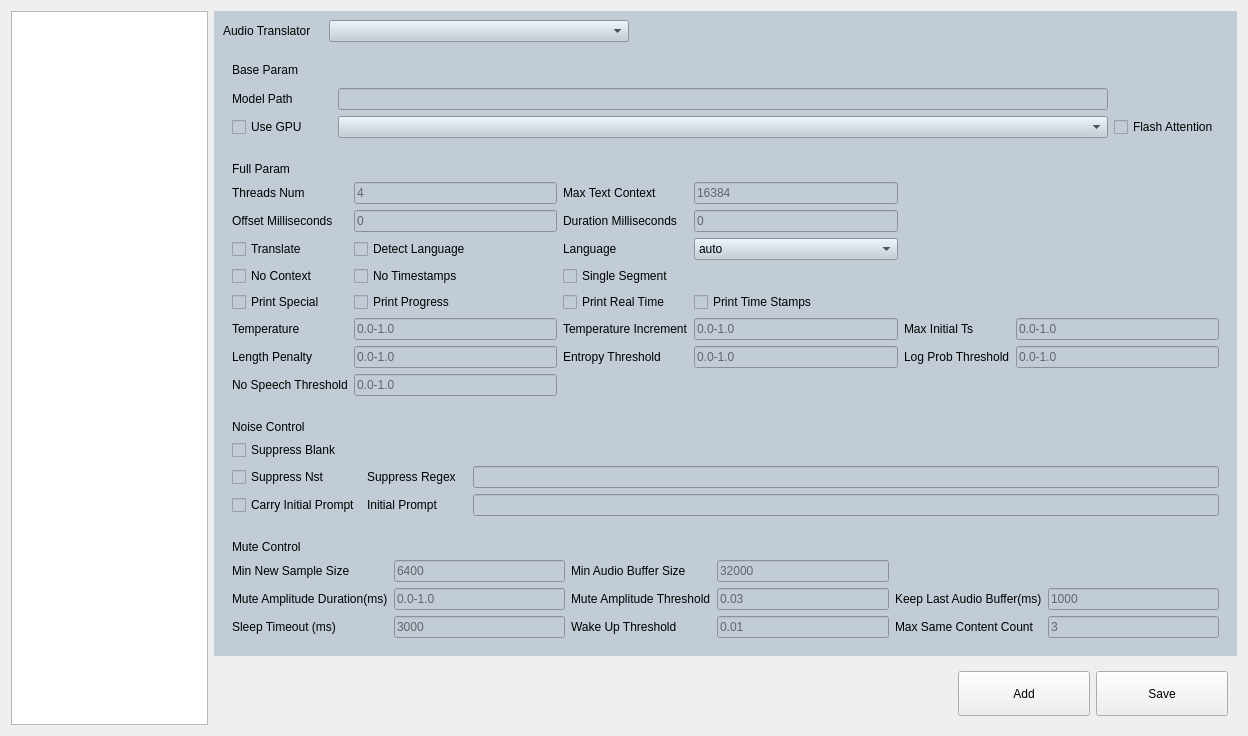
Above: src/setting_page/SettingPageHardware.ui from hanjingo/rag-qt before the change. Below: the same form after it.
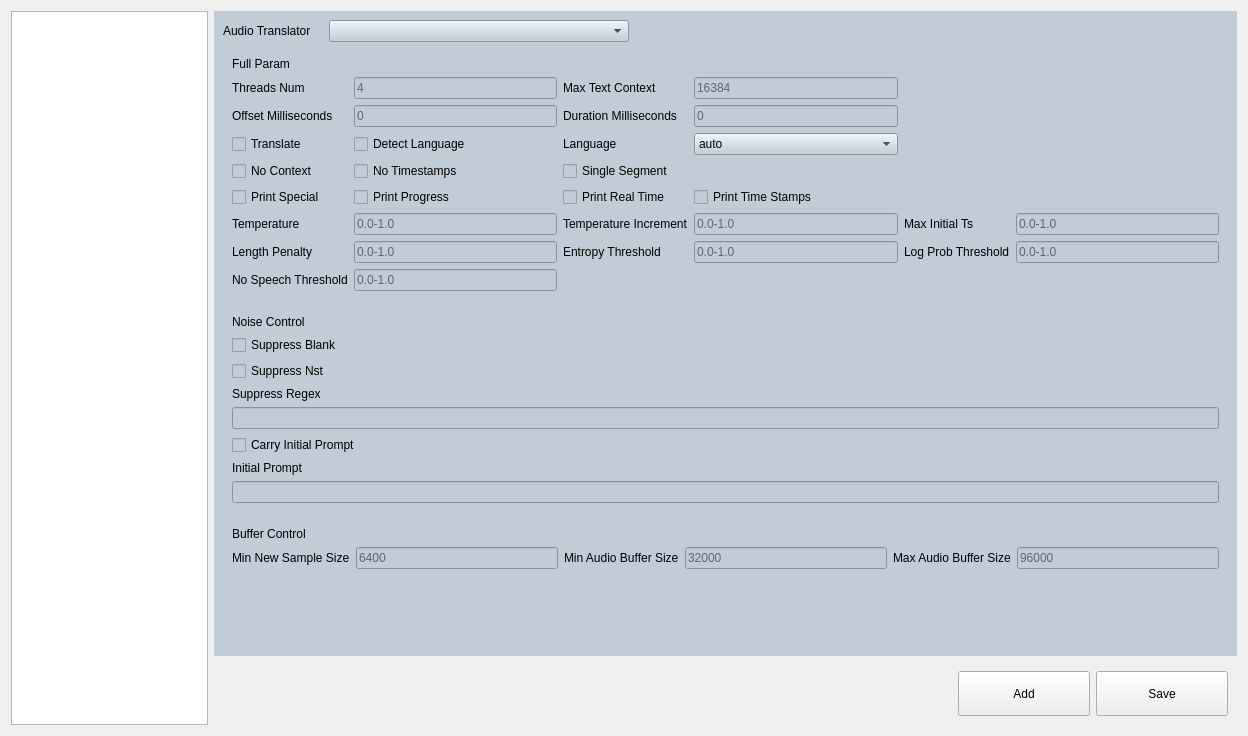
That is the form after the change.

Commit message: add audio config

Patch:
```diff
--- a/src/setting_page/SettingPageHardware.ui
+++ b/src/setting_page/SettingPageHardware.ui
@@ -106,86 +106,6 @@
               </item>
              </layout>
             </item>
-            <item>
-             <widget class="QWidget" name="wgtBaseParam" native="true">
-              <property name="styleSheet">
-               <string notr="true">background-color:#C1CCD6;</string>
-              </property>
-              <layout class="QGridLayout" name="gridLayout">
-               <item row="1" column="0">
-                <widget class="QLabel" name="lblModelPath">
-                 <property name="minimumSize">
-                  <size>
-                   <width>100</width>
-                   <height>0</height>
-                  </size>
-                 </property>
-                 <property name="font">
-                  <font>
-                   <italic>false</italic>
-                   <bold>false</bold>
-                  </font>
-                 </property>
-                 <property name="text">
-                  <string>Model Path</string>
-                 </property>
-                </widget>
-               </item>
-               <item row="1" column="3">
-                <widget class="QLineEdit" name="editModelPath">
-                 <property name="font">
-                  <font>
-                   <italic>false</italic>
-                   <bold>false</bold>
-                  </font>
-                 </property>
-                 <property name="text">
-                  <string/>
-                 </property>
-                 <property name="placeholderText">
-                  <string/>
-                 </property>
-                </widget>
-               </item>
-               <item row="0" column="0">
-                <widget class="QLabel" name="lblBaseParamTitle">
-                 <property name="minimumSize">
-                  <size>
-                   <width>100</width>
-                   <height>0</height>
-                  </size>
-                 </property>
-                 <property name="font">
-                  <font>
-                   <italic>false</italic>
-                   <bold>false</bold>
-                  </font>
-                 </property>
-                 <property name="text">
-                  <string>Base Param</string>
-                 </property>
-                </widget>
-               </item>
-               <item row="3" column="0">
-                <widget class="QCheckBox" name="ckUseGPU">
-                 <property name="text">
-                  <string>Use GPU</string>
-                 </property>
-                </widget>
-               </item>
-               <item row="3" column="3">
-                <widget class="QComboBox" name="comboAudioTranslatorGPU"/>
-               </item>
-               <item row="3" column="4">
-                <widget class="QCheckBox" name="ckFlashAttention">
-                 <property name="text">
-                  <string>Flash Attention</string>
-                 </property>
-                </widget>
-               </item>
-              </layout>
-             </widget>
-            </item>
             <item>
              <widget class="QWidget" name="wgtFullParam" native="true">
               <property name="styleSheet">
@@ -715,6 +635,25 @@
                <string notr="true">background-color:#C1CCD6;</string>
               </property>
               <layout class="QGridLayout" name="gridLayout_6">
+               <item row="4" column="0">
+                <widget class="QLabel" name="lblSuppressRegex">
+                 <property name="minimumSize">
+                  <size>
+                   <width>100</width>
+                   <height>0</height>
+                  </size>
+                 </property>
+                 <property name="font">
+                  <font>
+                   <italic>false</italic>
+                   <bold>false</bold>
+                  </font>
+                 </property>
+                 <property name="text">
+                  <string>Suppress Regex</string>
+                 </property>
+                </widget>
+               </item>
                <item row="1" column="0">
                 <widget class="QCheckBox" name="ckSuppressBlank">
                  <property name="text">
@@ -722,26 +661,7 @@
                  </property>
                 </widget>
                </item>
-               <item row="0" column="0">
-                <widget class="QLabel" name="lblNoiseControlTitle">
-                 <property name="minimumSize">
-                  <size>
-                   <width>100</width>
-                   <height>0</height>
-                  </size>
-                 </property>
-                 <property name="font">
-                  <font>
-                   <italic>false</italic>
-                   <bold>false</bold>
-                  </font>
-                 </property>
-                 <property name="text">
-                  <string>Noise Control</string>
-                 </property>
-                </widget>
-               </item>
-               <item row="2" column="3">
+               <item row="5" column="0">
                 <widget class="QLineEdit" name="editSuppressRegex">
                  <property name="font">
                   <font>
@@ -757,7 +677,7 @@
                  </property>
                 </widget>
                </item>
-               <item row="3" column="1">
+               <item row="7" column="0">
                 <widget class="QLabel" name="lblInitPrompt">
                  <property name="minimumSize">
                   <size>
@@ -776,7 +696,26 @@
                  </property>
                 </widget>
                </item>
-               <item row="3" column="3">
+               <item row="0" column="0">
+                <widget class="QLabel" name="lblNoiseControlTitle">
+                 <property name="minimumSize">
+                  <size>
+                   <width>100</width>
+                   <height>0</height>
+                  </size>
+                 </property>
+                 <property name="font">
+                  <font>
+                   <italic>false</italic>
+                   <bold>false</bold>
+                  </font>
+                 </property>
+                 <property name="text">
+                  <string>Noise Control</string>
+                 </property>
+                </widget>
+               </item>
+               <item row="8" column="0">
                 <widget class="QLineEdit" name="editInitPrompt">
                  <property name="font">
                   <font>
@@ -792,39 +731,20 @@
                  </property>
                 </widget>
                </item>
-               <item row="2" column="1">
-                <widget class="QLabel" name="lblSuppressRegex">
-                 <property name="minimumSize">
-                  <size>
-                   <width>100</width>
-                   <height>0</height>
-                  </size>
-                 </property>
-                 <property name="font">
-                  <font>
-                   <italic>false</italic>
-                   <bold>false</bold>
-                  </font>
-                 </property>
-                 <property name="text">
-                  <string>Suppress Regex</string>
-                 </property>
-                </widget>
-               </item>
-               <item row="2" column="0">
-                <widget class="QCheckBox" name="ckSuppressNst">
-                 <property name="text">
-                  <string>Suppress Nst</string>
-                 </property>
-                </widget>
-               </item>
-               <item row="3" column="0">
+               <item row="6" column="0">
                 <widget class="QCheckBox" name="ckCarryInitPrompt">
                  <property name="text">
                   <string>Carry Initial Prompt</string>
                  </property>
                 </widget>
                </item>
+               <item row="2" column="0">
+                <widget class="QCheckBox" name="ckSuppressNst">
+                 <property name="text">
+                  <string>Suppress Nst</string>
+                 </property>
+                </widget>
+               </item>
               </layout>
              </widget>
             </item>
@@ -834,95 +754,6 @@
                <string notr="true">background-color:#C1CCD6;</string>
               </property>
               <layout class="QGridLayout" name="gridLayout_5">
-               <item row="2" column="1">
-                <widget class="QLineEdit" name="editMuteAmplitudeDur">
-                 <property name="font">
-                  <font>
-                   <italic>false</italic>
-                   <bold>false</bold>
-                  </font>
-                 </property>
-                 <property name="text">
-                  <string/>
-                 </property>
-                 <property name="placeholderText">
-                  <string>0.0-1.0</string>
-                 </property>
-                </widget>
-               </item>
-               <item row="2" column="0">
-                <widget class="QLabel" name="lblMuteAmplitudeDur">
-                 <property name="minimumSize">
-                  <size>
-                   <width>100</width>
-                   <height>0</height>
-                  </size>
-                 </property>
-                 <property name="font">
-                  <font>
-                   <italic>false</italic>
-                   <bold>false</bold>
-                  </font>
-                 </property>
-                 <property name="text">
-                  <string>Mute Amplitude Duration(ms)</string>
-                 </property>
-                </widget>
-               </item>
-               <item row="2" column="4">
-                <widget class="QLabel" name="lblKeepLastAudioBuffer">
-                 <property name="minimumSize">
-                  <size>
-                   <width>100</width>
-                   <height>0</height>
-                  </size>
-                 </property>
-                 <property name="font">
-                  <font>
-                   <italic>false</italic>
-                   <bold>false</bold>
-                  </font>
-                 </property>
-                 <property name="text">
-                  <string>Keep Last Audio Buffer(ms)</string>
-                 </property>
-                </widget>
-               </item>
-               <item row="4" column="3">
-                <widget class="QLineEdit" name="editWakeupThreshold">
-                 <property name="font">
-                  <font>
-                   <italic>false</italic>
-                   <bold>false</bold>
-                  </font>
-                 </property>
-                 <property name="text">
-                  <string/>
-                 </property>
-                 <property name="placeholderText">
-                  <string>0.01</string>
-                 </property>
-                </widget>
-               </item>
-               <item row="4" column="2">
-                <widget class="QLabel" name="lblWakeupThreshold">
-                 <property name="minimumSize">
-                  <size>
-                   <width>100</width>
-                   <height>0</height>
-                  </size>
-                 </property>
-                 <property name="font">
-                  <font>
-                   <italic>false</italic>
-                   <bold>false</bold>
-                  </font>
-                 </property>
-                 <property name="text">
-                  <string>Wake Up Threshold</string>
-                 </property>
-                </widget>
-               </item>
                <item row="1" column="3">
                 <widget class="QLineEdit" name="editMinAudioBufferSize">
                  <property name="font">
@@ -974,8 +805,8 @@
                  </property>
                 </widget>
                </item>
-               <item row="0" column="0">
-                <widget class="QLabel" name="lblMuteControlTitle">
+               <item row="1" column="4">
+                <widget class="QLabel" name="lblMaxAudioBufferSize">
                  <property name="minimumSize">
                   <size>
                    <width>100</width>
@@ -989,12 +820,18 @@
                   </font>
                  </property>
                  <property name="text">
-                  <string>Mute Control</string>
+                  <string>Max Audio Buffer Size</string>
                  </property>
                 </widget>
                </item>
-               <item row="2" column="3">
-                <widget class="QLineEdit" name="editMuteAmplitudeThreshold">
+               <item row="0" column="0">
+                <widget class="QLabel" name="lblBufferControlTitle">
+                 <property name="minimumSize">
+                  <size>
+                   <width>100</width>
+                   <height>0</height>
+                  </size>
+                 </property>
                  <property name="font">
                   <font>
                    <italic>false</italic>
@@ -1002,10 +839,7 @@
                   </font>
                  </property>
                  <property name="text">
-                  <string/>
-                 </property>
-                 <property name="placeholderText">
-                  <string>0.03</string>
+                  <string>Buffer Control</string>
                  </property>
                 </widget>
                </item>
@@ -1028,14 +862,8 @@
                  </property>
                 </widget>
                </item>
-               <item row="2" column="2">
-                <widget class="QLabel" name="lblMuteAmplitudeThreshold">
-                 <property name="minimumSize">
-                  <size>
-                   <width>100</width>
-                   <height>0</height>
-                  </size>
-                 </property>
+               <item row="1" column="5">
+                <widget class="QLineEdit" name="editMaxAudioBufferSize">
                  <property name="font">
                   <font>
                    <italic>false</italic>
@@ -1043,99 +871,29 @@
                   </font>
                  </property>
                  <property name="text">
-                  <string>Mute Amplitude Threshold</string>
-                 </property>
-                </widget>
-               </item>
-               <item row="4" column="1">
-                <widget class="QLineEdit" name="editSleepTimeoutMs">
-                 <property name="font">
-                  <font>
-                   <italic>false</italic>
-                   <bold>false</bold>
-                  </font>
-                 </property>
-                 <property name="text">
                   <string/>
                  </property>
                  <property name="placeholderText">
-                  <string>3000</string>
-                 </property>
-                </widget>
-               </item>
-               <item row="4" column="0">
-                <widget class="QLabel" name="lblSleepTimeout">
-                 <property name="minimumSize">
-                  <size>
-                   <width>100</width>
-                   <height>0</height>
-                  </size>
-                 </property>
-                 <property name="font">
-                  <font>
-                   <italic>false</italic>
-                   <bold>false</bold>
-                  </font>
-                 </property>
-                 <property name="text">
-                  <string>Sleep Timeout (ms)</string>
-                 </property>
-                </widget>
-               </item>
-               <item row="2" column="5">
-                <widget class="QLineEdit" name="editKeepLastAudioBuffer">
-                 <property name="font">
-                  <font>
-                   <italic>false</italic>
-                   <bold>false</bold>
-                  </font>
-                 </property>
-                 <property name="text">
-                  <string/>
-                 </property>
-                 <property name="placeholderText">
-                  <string>1000</string>
-                 </property>
-                </widget>
-               </item>
-               <item row="4" column="4">
-                <widget class="QLabel" name="lblMaxSameContentCount">
-                 <property name="minimumSize">
-                  <size>
-                   <width>100</width>
-                   <height>0</height>
-                  </size>
-                 </property>
-                 <property name="font">
-                  <font>
-                   <italic>false</italic>
-                   <bold>false</bold>
-                  </font>
-                 </property>
-                 <property name="text">
-                  <string>Max Same Content Count</string>
-                 </property>
-                </widget>
-               </item>
-               <item row="4" column="5">
-                <widget class="QLineEdit" name="editMaxSameContentCount">
-                 <property name="font">
-                  <font>
-                   <italic>false</italic>
-                   <bold>false</bold>
-                  </font>
-                 </property>
-                 <property name="text">
-                  <string/>
-                 </property>
-                 <property name="placeholderText">
-                  <string>3</string>
+                  <string>96000</string>
                  </property>
                 </widget>
                </item>
               </layout>
              </widget>
             </item>
+            <item>
+             <spacer name="verticalSpacer">
+              <property name="orientation">
+               <enum>Qt::Orientation::Vertical</enum>
+              </property>
+              <property name="sizeHint" stdset="0">
+               <size>
+                <width>20</width>
+                <height>40</height>
+               </size>
+              </property>
+             </spacer>
+            </item>
            </layout>
           </widget>
          </item>
```
The commit also changes 9 other files.
